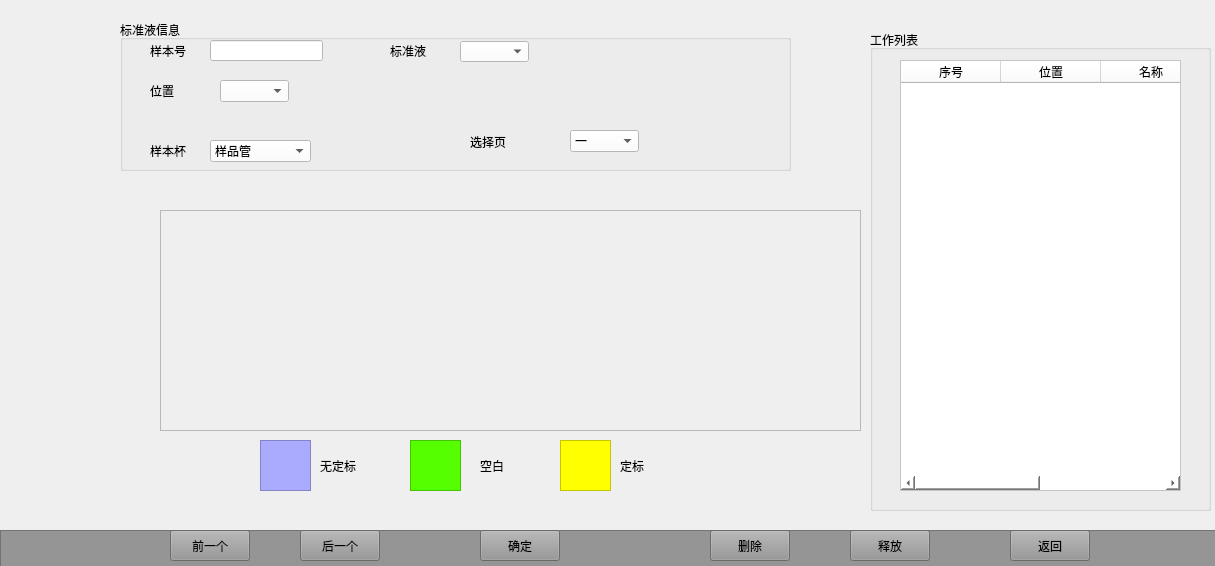
The window that catab.ui (lsoftp/water) describes before a commit, drawn with Qt 5.
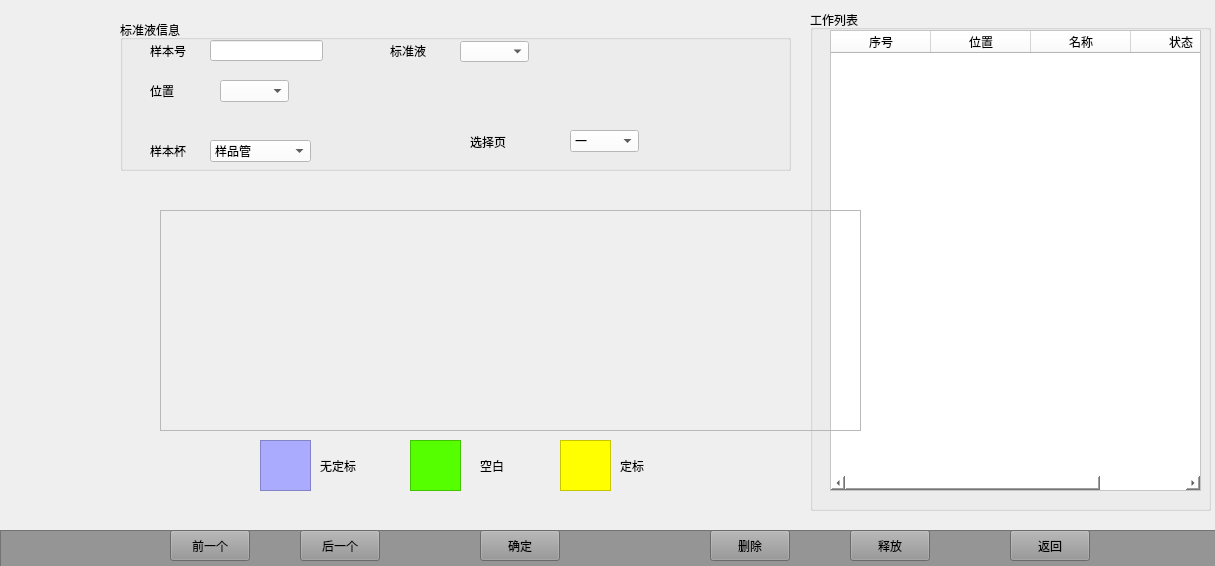
The same window after the commit.

```diff
--- a/catab.ui
+++ b/catab.ui
@@ -202,10 +202,10 @@
   <widget class="QGroupBox" name="groupBox_5">
    <property name="geometry">
     <rect>
-     <x>870</x>
-     <y>30</y>
-     <width>341</width>
-     <height>481</height>
+     <x>810</x>
+     <y>10</y>
+     <width>401</width>
+     <height>501</height>
     </rect>
    </property>
    <property name="title">
@@ -214,10 +214,10 @@
    <widget class="QTableWidget" name="tableWidget_2">
     <property name="geometry">
      <rect>
-      <x>30</x>
-      <y>30</y>
-      <width>281</width>
-      <height>431</height>
+      <x>20</x>
+      <y>20</y>
+      <width>371</width>
+      <height>461</height>
      </rect>
     </property>
     <property name="styleSheet">
```
Left out of the diff: 1 changed line with no effect on the pictures.
